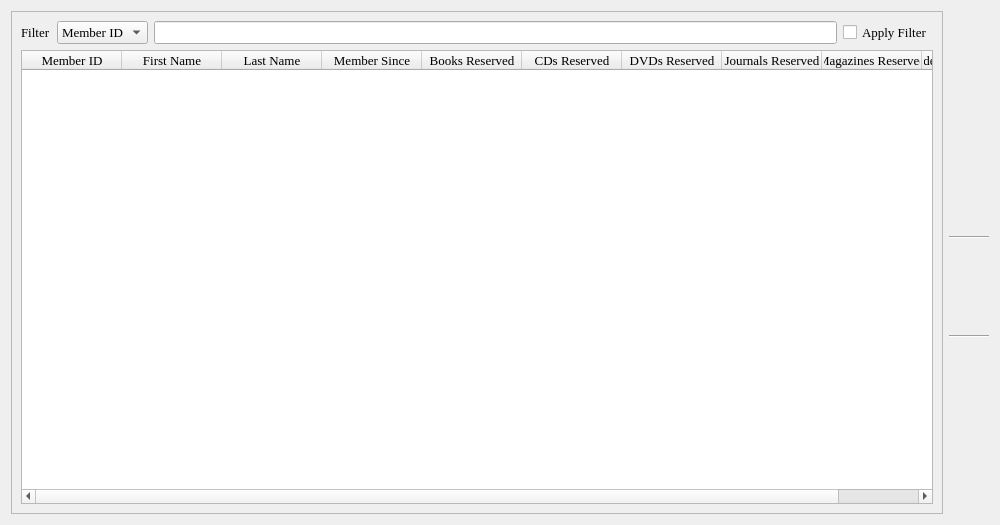
The window that members_browser.ui (textbrowser/biblioteq) describes before a commit, drawn with Qt 5.
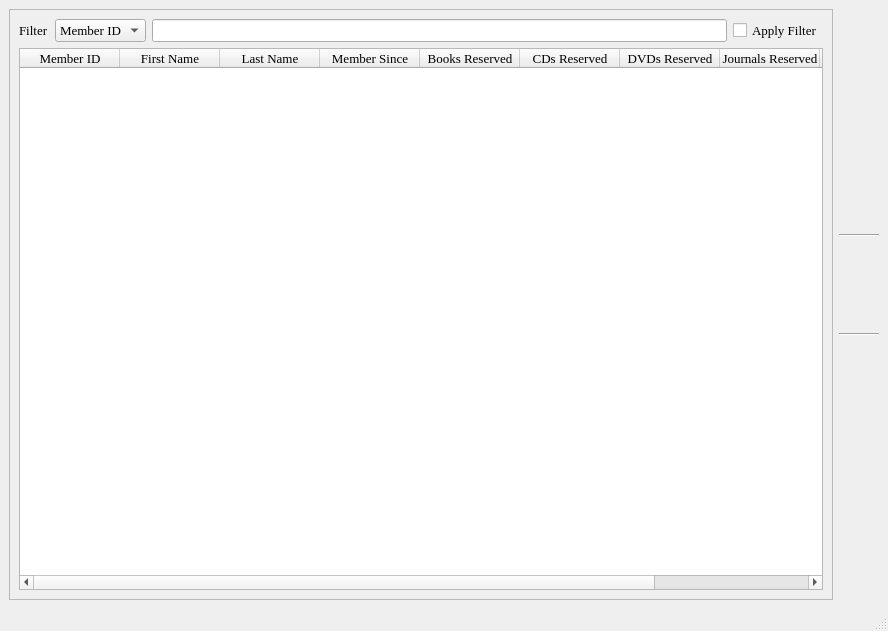
The same window after the commit. Icons and pictures are not drawn.

Commit message: Additional bug fixes. User interface improvements. Need to support printing from the Member's Reservation History display.

What changed in the file:
```diff
--- a/members_browser.ui
+++ b/members_browser.ui
@@ -1,24 +1,18 @@
 <ui version="4.0" >
  <class>membersBrowser</class>
- <widget class="QDialog" name="membersBrowser" >
+ <widget class="QMainWindow" name="membersBrowser" >
   <property name="geometry" >
    <rect>
     <x>0</x>
     <y>0</y>
-    <width>1000</width>
-    <height>525</height>
+    <width>888</width>
+    <height>631</height>
    </rect>
   </property>
   <property name="minimumSize" >
    <size>
-    <width>705</width>
-    <height>500</height>
-   </size>
-  </property>
-  <property name="maximumSize" >
-   <size>
-    <width>16777215</width>
-    <height>16777215</height>
+    <width>800</width>
+    <height>0</height>
    </size>
   </property>
   <property name="font" >
@@ -30,9 +24,7 @@
   <property name="windowTitle" >
    <string>BiblioteQ: Members Browser</string>
   </property>
-  <property name="sizeGripEnabled" >
-   <bool>false</bool>
-  </property>
+  <widget class="QWidget" name="centralwidget" >
   <layout class="QHBoxLayout" >
    <item>
     <widget class="QFrame" name="frame" >
@@ -483,22 +475,8 @@
    </item>
   </layout>
  </widget>
- <tabstops>
-  <tabstop>filtertype</tabstop>
-  <tabstop>filter</tabstop>
-  <tabstop>filterBox</tabstop>
-  <tabstop>table</tabstop>
-  <tabstop>addButton</tabstop>
-  <tabstop>deleteButton</tabstop>
-  <tabstop>modifyButton</tabstop>
-  <tabstop>historyButton</tabstop>
-  <tabstop>printButton</tabstop>
-  <tabstop>listButton</tabstop>
-  <tabstop>checkoutButton</tabstop>
-  <tabstop>overdueButton</tabstop>
-  <tabstop>reloadButton</tabstop>
-  <tabstop>cancelButton</tabstop>
- </tabstops>
+  <widget class="QStatusBar" name="statusbar" />
+ </widget>
  <resources/>
  <connections>
   <connection>
```
Left out of the diff: 8 changed lines with no effect on the pictures. Lines whose indentation alone changed are shown as unchanged. The commit also changes 12 other files.
